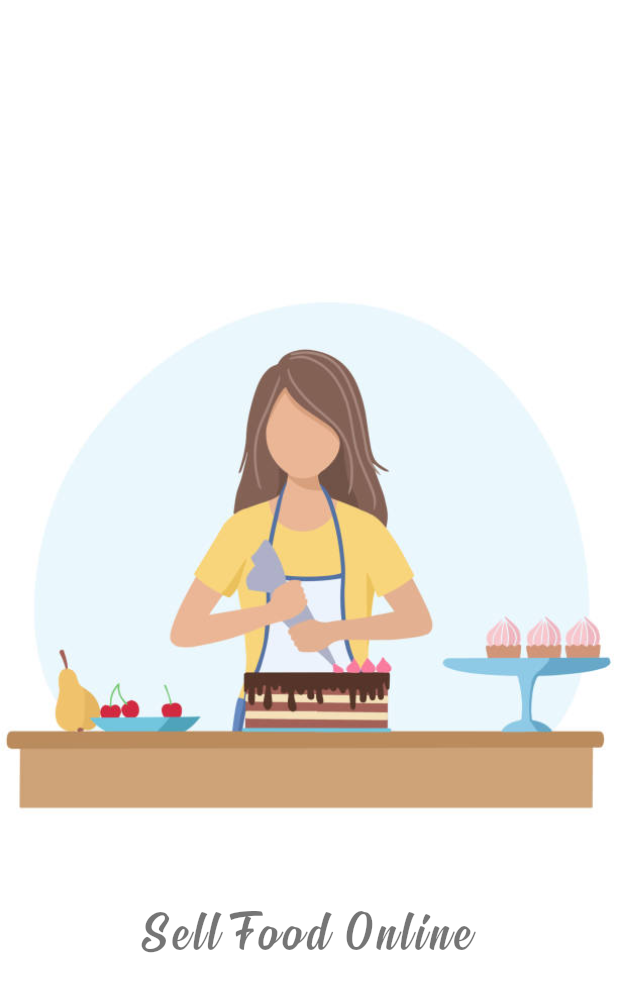
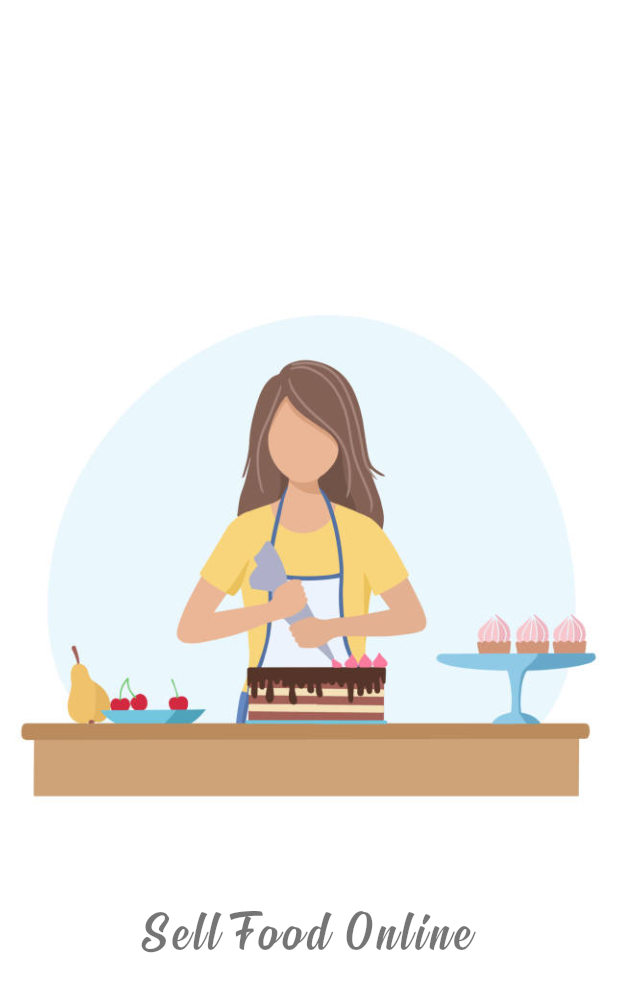
Before and after one commit to BeraPuebla/panda_food_seller, a Flutter app: the screen it shows after launch, on a phone screen of 412 x 824 dp. Shown: the top 992 px of the screen. Run offline on Flutter 3.47's test engine with Material 2 defaults, Android fonts, the phone set to English and light mode, and no system bars.

Commit message:
second_04

```diff
--- a/lib/splashScreen/splash_screen.dart
+++ b/lib/splashScreen/splash_screen.dart
@@ -30,7 +30,10 @@ class _MySplashScreenState extends State<MySplashScreen> {
       child: Container(
         color: Colors.white,
         child: Center(child: Column(mainAxisAlignment: MainAxisAlignment.center, children: [
-          Image.asset("images/splash.jpg"),
+          Padding(
+            padding: const EdgeInsets.all(10.0),
+            child: Image.asset("images/splash.jpg"),
+          ),
           const SizedBox(height: 10,),
           const Padding(
             padding: EdgeInsets.all(8.0),
```
